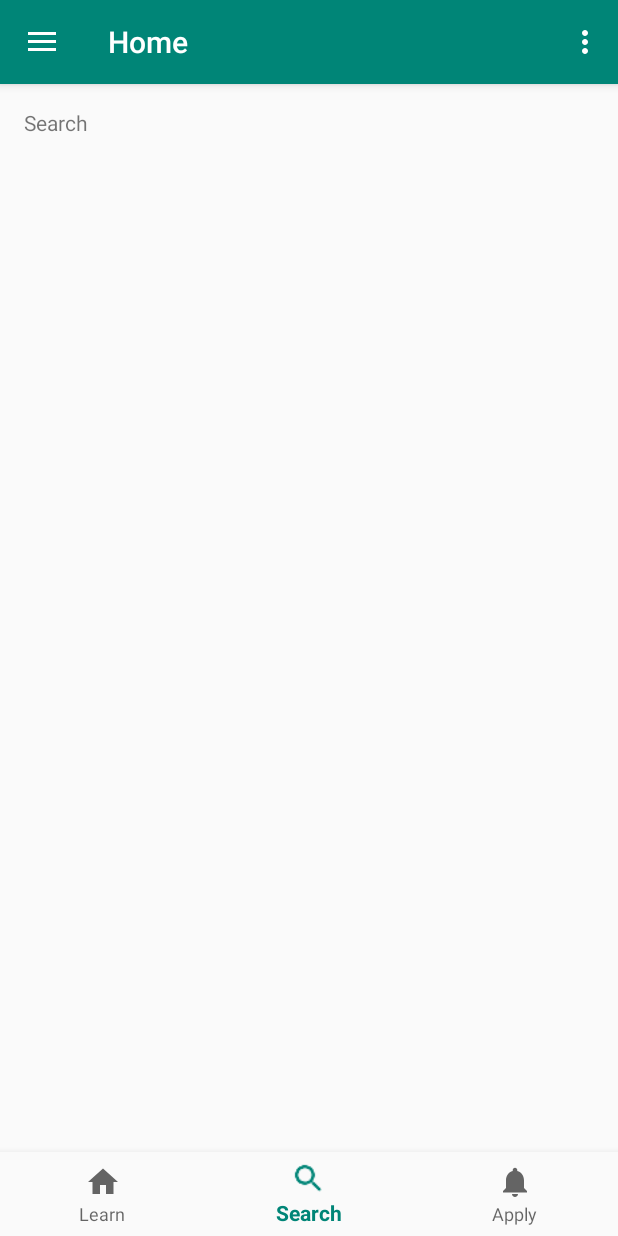
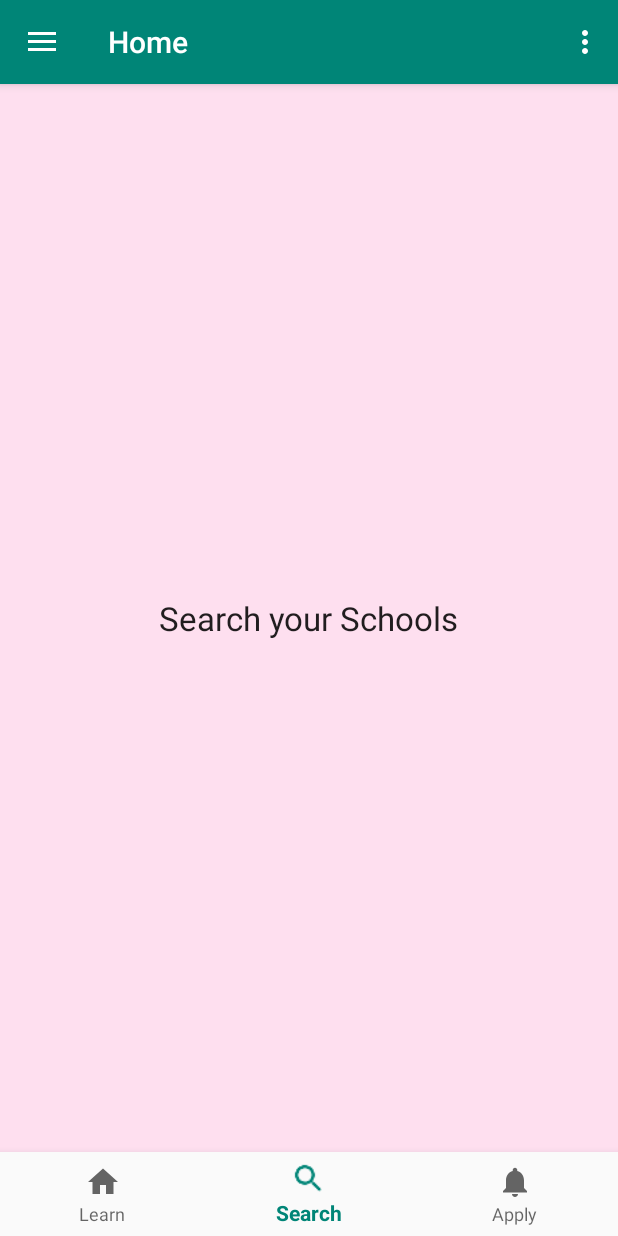
Before and after one commit to vchohan/Sherpa, an Android app: the screen it shows after launch (HomeActivity), item 2 of the bottom bar chosen, on a phone screen of 412 x 824 dp. Run offline under Robolectric (Android 15) with nearby library versions, the light colour scheme and no system bars; 1 statement that could not run was skipped.

Commit message:
Story/Defect: Landing Page Description: Configuring Home activity - Creating dummy place holders User: vchohan

```diff
--- a/app/src/main/java/com/delaware/data/sherpa/HomeActivity.kt
+++ b/app/src/main/java/com/delaware/data/sherpa/HomeActivity.kt
@@ -3,6 +3,7 @@ package com.delaware.data.sherpa
 import android.os.Bundle
 import android.support.design.widget.BottomNavigationView
 import android.support.design.widget.NavigationView
+import android.support.v4.app.Fragment
 import android.support.v4.view.GravityCompat
 import android.support.v7.app.ActionBarDrawerToggle
 import android.support.v7.app.AppCompatActivity
@@ -12,24 +13,23 @@ import kotlinx.android.synthetic.main.home_activity.*
 import kotlinx.android.synthetic.main.home_app_bar.*
 import kotlinx.android.synthetic.main.home_content.*
 
+
 class HomeActivity : AppCompatActivity(), NavigationView.OnNavigationItemSelectedListener {
 
     private val mOnNavigationItemSelectedListener = BottomNavigationView.OnNavigationItemSelectedListener { item ->
+
+        var fragment: Fragment? = null
+
         when (item.itemId) {
-            R.id.navigation_home -> {
-                navi_message.setText(R.string.title_home)
-                return@OnNavigationItemSelectedListener true
-            }
-            R.id.navigation_dashboard -> {
-                navi_message.setText(R.string.title_dashboard)
-                return@OnNavigationItemSelectedListener true
-            }
-            R.id.navigation_notifications -> {
-                navi_message.setText(R.string.title_notifications)
-                return@OnNavigationItemSelectedListener true
-            }
+            R.id.navigation_learn -> fragment = LearnFragment()
+
+            R.id.navigation_search -> fragment = SearchFragment()
+
+            R.id.navigation_apply -> fragment = ApplyFragment()
         }
-        false
+
+        return@OnNavigationItemSelectedListener loadFragment(fragment)
+
     }
 
     override fun onCreate(savedInstanceState: Bundle?) {
@@ -43,9 +43,13 @@ class HomeActivity : AppCompatActivity(), NavigationView.OnNavigationItemSelecte
         drawer_layout.addDrawerListener(toggle)
         toggle.syncState()
 
-        nav_view.setNavigationItemSelectedListener(this)
+        drawer_navigation_view.setNavigationItemSelectedListener(this)
 
-        navi_navigation.setOnNavigationItemSelectedListener(mOnNavigationItemSelectedListener)
+        //loading the default fragment
+        loadFragment(LearnFragment())
+
+        bottom_navigation.setOnNavigationItemSelectedListener(mOnNavigationItemSelectedListener)
+
     }
 
     override fun onBackPressed() {
@@ -58,7 +62,7 @@ class HomeActivity : AppCompatActivity(), NavigationView.OnNavigationItemSelecte
 
     override fun onCreateOptionsMenu(menu: Menu): Boolean {
         // Inflate the menu; this adds items to the action bar if it is present.
-        menuInflater.inflate(R.menu.options_menu, menu)
+        menuInflater.inflate(R.menu.app_options, menu)
         return true
     }
 
@@ -98,4 +102,17 @@ class HomeActivity : AppCompatActivity(), NavigationView.OnNavigationItemSelecte
         drawer_layout.closeDrawer(GravityCompat.START)
         return true
     }
+
+    private fun loadFragment(fragment: Fragment?): Boolean {
+        //switching fragment
+        if (fragment != null) {
+            supportFragmentManager
+                .beginTransaction()
+                .replace(R.id.fragment_container, fragment!!)
+                .commit()
+            return true
+        }
+        return false
+    }
+
 }
--- /dev/null
+++ b/app/src/main/java/com/delaware/data/sherpa/LearnFragment.kt
@@ -0,0 +1,13 @@
+package com.delaware.data.sherpa
+
+import android.os.Bundle
+import android.support.v4.app.Fragment
+import android.view.LayoutInflater
+import android.view.View
+import android.view.ViewGroup
+
+class LearnFragment : Fragment() {
+    override fun onCreateView(inflater: LayoutInflater, container: ViewGroup?, savedInstanceState: Bundle?): View? {
+        return inflater.inflate(R.layout.learn_fragment, null)
+    }
+}
--- /dev/null
+++ b/app/src/main/java/com/delaware/data/sherpa/SearchFragment.kt
@@ -0,0 +1,13 @@
+package com.delaware.data.sherpa
+
+import android.os.Bundle
+import android.support.v4.app.Fragment
+import android.view.LayoutInflater
+import android.view.View
+import android.view.ViewGroup
+
+class SearchFragment : Fragment() {
+    override fun onCreateView(inflater: LayoutInflater, container: ViewGroup?, savedInstanceState: Bundle?): View? {
+        return inflater.inflate(R.layout.search_fragment, null)
+    }
+}
--- a/app/src/main/res/layout/home_activity.xml
+++ b/app/src/main/res/layout/home_activity.xml
@@ -15,12 +15,12 @@
             android:layout_height="match_parent"/>
 
     <android.support.design.widget.NavigationView
-            android:id="@+id/nav_view"
+            android:id="@+id/drawer_navigation_view"
             android:layout_width="wrap_content"
             android:layout_height="match_parent"
             android:layout_gravity="start"
             android:fitsSystemWindows="true"
-            app:headerLayout="@layout/nav_header_navi"
+            app:headerLayout="@layout/drawer_navigation_header"
             app:menu="@menu/drawer_navigation"/>
 
 
--- a/app/src/main/res/layout/home_content.xml
+++ b/app/src/main/res/layout/home_content.xml
@@ -9,19 +9,17 @@
         tools:showIn="@layout/home_app_bar"
         tools:context=".HomeActivity">
 
-        <TextView
-                android:id="@+id/navi_message"
-                android:layout_width="wrap_content"
-                android:layout_height="wrap_content"
-                android:layout_marginStart="@dimen/activity_horizontal_margin"
-                android:layout_marginLeft="@dimen/activity_horizontal_margin"
-                android:layout_marginTop="@dimen/activity_vertical_margin"
-                android:text="@string/title_home"
+    <FrameLayout
+            android:id="@+id/fragment_container"
+            android:layout_width="match_parent"
+            android:layout_height="match_parent"
+            android:layout_marginBottom="56dp"
+            android:text="@string/learn_title"
             app:layout_constraintLeft_toLeftOf="parent"
             app:layout_constraintTop_toTopOf="parent"/>
 
     <android.support.design.widget.BottomNavigationView
-                android:id="@+id/navi_navigation"
+            android:id="@+id/bottom_navigation"
             android:layout_width="0dp"
             android:layout_height="wrap_content"
             android:layout_marginEnd="0dp"
--- /dev/null
+++ b/app/src/main/res/layout/search_fragment.xml
@@ -0,0 +1,15 @@
+<?xml version="1.0" encoding="utf-8"?>
+<RelativeLayout xmlns:android="http://schemas.android.com/apk/res/android"
+                android:layout_width="match_parent"
+                android:layout_height="match_parent"
+                android:background="#FEDFEF">
+
+    <TextView
+            android:layout_width="wrap_content"
+            android:layout_height="wrap_content"
+            android:layout_centerHorizontal="true"
+            android:layout_centerVertical="true"
+            android:text="Search your Schools"
+            android:textAppearance="@style/Base.TextAppearance.AppCompat.Large" />
+
+</RelativeLayout>
--- a/app/src/main/res/menu/bottom_navigation.xml
+++ b/app/src/main/res/menu/bottom_navigation.xml
@@ -2,18 +2,18 @@
 <menu xmlns:android="http://schemas.android.com/apk/res/android">
 
     <item
-            android:id="@+id/navigation_home"
+            android:id="@+id/navigation_learn"
             android:icon="@drawable/ic_home_black_24dp"
-            android:title="@string/title_home"/>
+            android:title="@string/learn_title"/>
 
     <item
-            android:id="@+id/navigation_dashboard"
+            android:id="@+id/navigation_search"
             android:icon="@drawable/baseline_search_black_18"
-            android:title="@string/title_dashboard"/>
+            android:title="@string/search_title"/>
 
     <item
-            android:id="@+id/navigation_notifications"
+            android:id="@+id/navigation_apply"
             android:icon="@drawable/ic_notifications_black_24dp"
-            android:title="@string/title_notifications"/>
+            android:title="@string/apply_title"/>
 
 </menu>
--- a/app/src/main/res/values/strings.xml
+++ b/app/src/main/res/values/strings.xml
@@ -3,9 +3,9 @@
 
     <string name="home_activity_title">Home</string>
 
-    <string name="title_home">Learn</string>
-    <string name="title_dashboard">Search</string>
-    <string name="title_notifications">Apply</string>
+    <string name="learn_title">Learn</string>
+    <string name="search_title">Search</string>
+    <string name="apply_title">Apply</string>
 
     <string name="navigation_drawer_open">Open navigation drawer</string>
     <string name="navigation_drawer_close">Close navigation drawer</string>
```
Also changed, not shown: app/src/main/java/com/delaware/data/sherpa/ApplyFragment.kt (added, +13 -0 lines), app/src/main/res/layout/apply_fragment.xml (added, +15 -0 lines), app/src/main/res/layout/learn_fragment.xml (added, +15 -0 lines), app/src/main/res/layout/drawer_navigation_header.xml (renamed from app/src/main/res/layout/nav_header_navi.xml), app/src/main/res/menu/app_options.xml (renamed from app/src/main/res/menu/options_menu.xml). Lines whose indentation alone changed are shown as unchanged.
